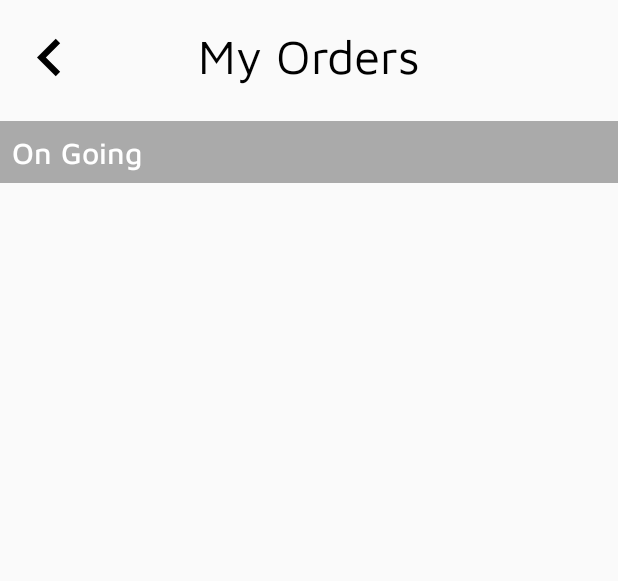
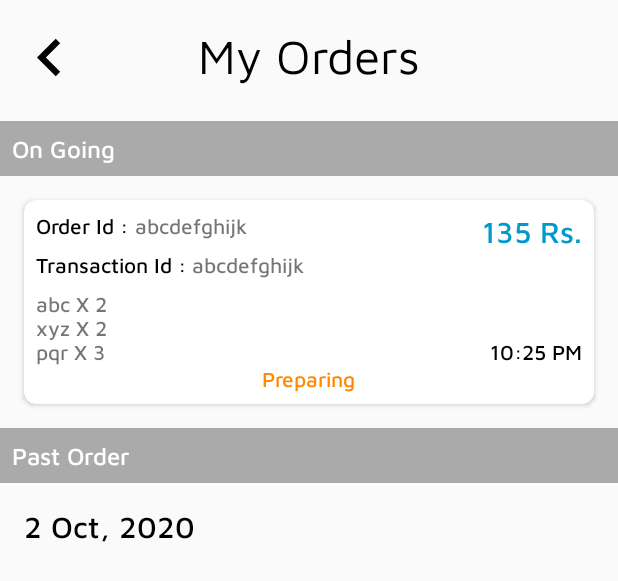
Before and after one commit to PreetJagani/Canteen-Managment, an Android app: the layout activity_user_order.xml on its own in the app's theme, with its tools: preview values and no code run, on a phone screen of 412 x 824 dp. Shown: the top 581 px of the screen. Run offline under Robolectric (Android 15) with nearby library versions, the phone set to English and light mode, and no system bars.

Commit message:
layout for past order added

```diff
--- a/app/src/main/res/layout/activity_user_order.xml
+++ b/app/src/main/res/layout/activity_user_order.xml
@@ -25,17 +25,50 @@
             android:text="My Orders" />
 
         <TextView
+            android:id="@+id/textView7"
             android:layout_width="match_parent"
             android:layout_height="wrap_content"
             android:layout_marginTop="@dimen/large"
+            android:background="@android:color/darker_gray"
             android:padding="@dimen/small"
+            android:text="On Going"
             android:textColor="@color/whiteColour"
-            android:background="@android:color/darker_gray"
-            android:text="On Going"
-            android:textSize="20sp"
+            android:textSize="16sp"
             app:layout_constraintTop_toBottomOf="@+id/TV_title"
             tools:layout_editor_absoluteX="27dp" />
 
+        <androidx.recyclerview.widget.RecyclerView
+            android:id="@+id/RV_ongoing"
+            android:layout_width="match_parent"
+            android:layout_height="wrap_content"
+            app:layout_constraintEnd_toEndOf="parent"
+            app:layout_constraintStart_toStartOf="parent"
+            app:layout_constraintTop_toBottomOf="@+id/textView7"
+            tools:itemCount="1"
+            tools:listitem="@layout/item_ongoing_order_layout" />
+
+        <TextView
+            android:id="@+id/textView8"
+            android:layout_width="match_parent"
+            android:layout_height="wrap_content"
+            android:background="@android:color/darker_gray"
+            android:padding="@dimen/small"
+            android:text="Past Order"
+            android:textSize="16sp"
+            android:textColor="@color/whiteColour"
+            app:layout_constraintEnd_toEndOf="parent"
+            app:layout_constraintStart_toStartOf="parent"
+            app:layout_constraintTop_toBottomOf="@+id/RV_ongoing" />
+
+        <androidx.recyclerview.widget.RecyclerView
+            android:id="@+id/RV_past_order"
+            android:layout_width="match_parent"
+            android:layout_height="wrap_content"
+            app:layout_constraintEnd_toEndOf="parent"
+            app:layout_constraintStart_toStartOf="parent"
+            app:layout_constraintTop_toBottomOf="@+id/textView8"
+            tools:itemCount="1"
+            tools:listitem="@layout/item_past_order_layout1" />
 
 
     </androidx.constraintlayout.widget.ConstraintLayout>
--- /dev/null
+++ b/app/src/main/res/layout/item_ongoing_order_layout.xml
@@ -0,0 +1,99 @@
+<?xml version="1.0" encoding="utf-8"?>
+
+<layout xmlns:android="http://schemas.android.com/apk/res/android"
+    xmlns:app="http://schemas.android.com/apk/res-auto"
+    xmlns:tools="http://schemas.android.com/tools">
+
+    <androidx.cardview.widget.CardView
+        android:layout_width="match_parent"
+        android:layout_height="wrap_content"
+        android:layout_margin="@dimen/medium"
+        app:cardCornerRadius="@dimen/small"
+        android:elevation="0dp">
+
+        <androidx.constraintlayout.widget.ConstraintLayout
+            android:id="@+id/CL"
+            android:padding="@dimen/small"
+            android:layout_width="match_parent"
+            android:layout_height="wrap_content">
+
+            <TextView
+                android:id="@+id/textView5"
+                android:layout_width="wrap_content"
+                android:layout_height="wrap_content"
+                android:text="Order Id : "
+                android:textColor="@color/blackColour"
+                app:layout_constraintStart_toStartOf="parent"
+                app:layout_constraintTop_toTopOf="parent" />
+
+            <TextView
+                android:id="@+id/TV_order_id"
+                android:layout_width="wrap_content"
+                android:layout_height="wrap_content"
+                android:text="abcdefghijk"
+                app:layout_constraintStart_toEndOf="@+id/textView5"
+                app:layout_constraintTop_toTopOf="@+id/textView5" />
+
+            <TextView
+                android:id="@+id/textView6"
+                android:layout_width="wrap_content"
+                android:layout_height="wrap_content"
+                android:text="Transaction Id : "
+                android:layout_marginTop="@dimen/small"
+                android:textColor="@color/blackColour"
+                app:layout_constraintStart_toStartOf="@+id/textView5"
+                app:layout_constraintTop_toBottomOf="@+id/textView5" />
+
+            <TextView
+                android:id="@+id/TV_transaction_id"
+                android:layout_width="wrap_content"
+                android:layout_height="wrap_content"
+                android:text="abcdefghijk"
+                app:layout_constraintStart_toEndOf="@+id/textView6"
+                app:layout_constraintTop_toTopOf="@+id/textView6" />
+
+            <TextView
+                android:id="@+id/TV_price"
+                android:layout_width="wrap_content"
+                android:layout_height="wrap_content"
+                android:textSize="20sp"
+                android:textColor="@android:color/holo_blue_dark"
+                app:layout_constraintEnd_toEndOf="parent"
+                app:layout_constraintTop_toTopOf="parent"
+                tools:text="135 Rs." />
+
+            <TextView
+                android:id="@+id/TV_order_list"
+                android:layout_width="wrap_content"
+                android:layout_height="wrap_content"
+                android:layout_marginTop="@dimen/small"
+                app:layout_constraintStart_toStartOf="@+id/textView6"
+                app:layout_constraintTop_toBottomOf="@+id/textView6"
+                tools:text="abc X 2 \nxyz X 2\npqr X 3" />
+
+            <TextView
+                android:id="@+id/TV_time"
+                android:textColor="@color/blackColour"
+                android:layout_width="wrap_content"
+                android:layout_height="wrap_content"
+                app:layout_constraintBottom_toBottomOf="@+id/TV_order_list"
+                app:layout_constraintEnd_toEndOf="parent"
+                tools:text="10:25 PM" />
+
+            <TextView
+                android:id="@+id/TV_status"
+                android:layout_width="wrap_content"
+                android:layout_height="wrap_content"
+                android:textColor="@android:color/holo_orange_dark"
+                app:layout_constraintBottom_toBottomOf="parent"
+                app:layout_constraintEnd_toEndOf="parent"
+                app:layout_constraintStart_toStartOf="parent"
+                app:layout_constraintTop_toBottomOf="@+id/TV_order_list"
+                tools:text="Preparing" />
+
+
+        </androidx.constraintlayout.widget.ConstraintLayout>
+
+    </androidx.cardview.widget.CardView>
+
+</layout>
--- /dev/null
+++ b/app/src/main/res/layout/item_past_order_layout1.xml
@@ -0,0 +1,43 @@
+<?xml version="1.0" encoding="utf-8"?>
+
+<layout xmlns:android="http://schemas.android.com/apk/res/android"
+    xmlns:app="http://schemas.android.com/apk/res-auto"
+    xmlns:tools="http://schemas.android.com/tools">
+
+
+    <androidx.constraintlayout.widget.ConstraintLayout
+        android:id="@+id/CL"
+        android:layout_width="match_parent"
+        android:layout_height="wrap_content"
+        android:padding="@dimen/medium">
+
+        <TextView
+            android:id="@+id/TV_date"
+            android:layout_width="wrap_content"
+            android:layout_height="wrap_content"
+            android:textColor="@color/blackColour"
+            android:textSize="20sp"
+            app:layout_constraintStart_toStartOf="parent"
+            app:layout_constraintTop_toTopOf="parent"
+            tools:text="2 Oct, 2020" />
+
+        <androidx.recyclerview.widget.RecyclerView
+
+            android:layout_width="match_parent"
+            android:layout_height="wrap_content"
+            app:layout_constraintBottom_toBottomOf="parent"
+            app:layout_constraintEnd_toEndOf="parent"
+            app:layout_constraintStart_toStartOf="parent"
+            app:layout_constraintTop_toBottomOf="@+id/TV_date"
+            tools:listitem="@layout/item_past_order_layout2"
+            tools:itemCount="3">
+
+
+        </androidx.recyclerview.widget.RecyclerView>
+
+
+
+    </androidx.constraintlayout.widget.ConstraintLayout>
+
+
+</layout>
```
Also changed, not shown: app/src/main/res/layout/item_past_order_layout2.xml (added, +88 -0 lines).
